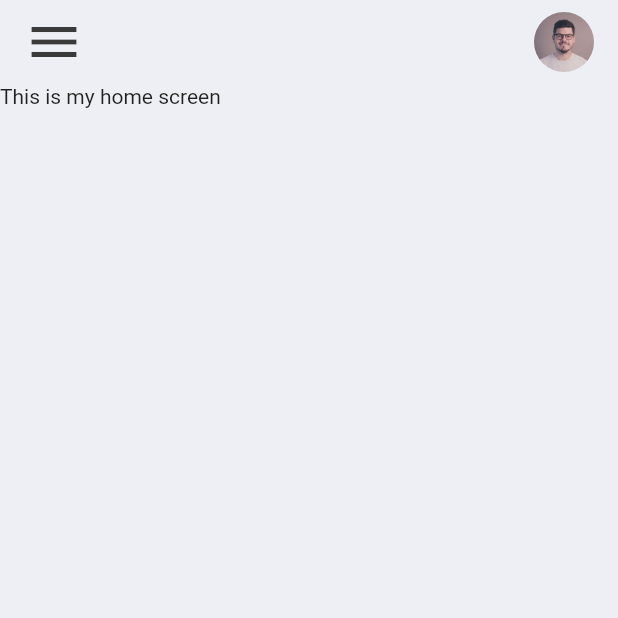
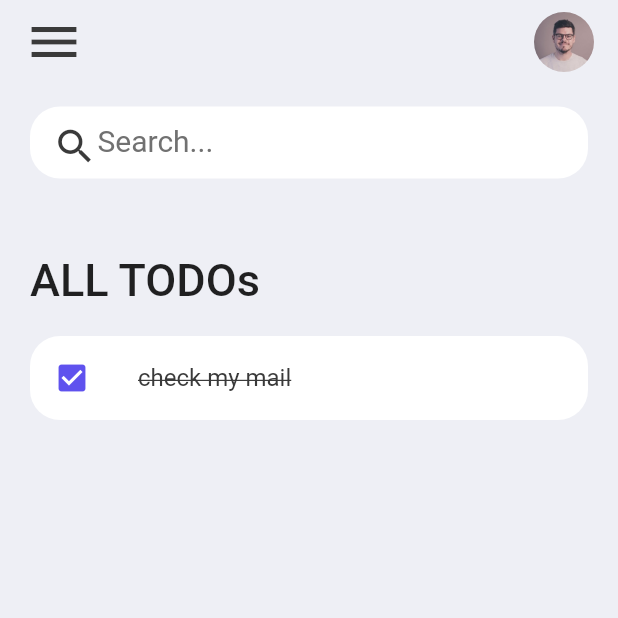
Before and after one commit to brightjonathan/Flutter_todoList, a Flutter app: the screen it shows after launch, on a phone screen of 412 x 824 dp, the top half of it. Run offline on Flutter 3.47's test engine with Material 2 defaults, Android fonts, the phone set to English and light mode, and no system bars.

Commit message:
added the search and the todo styling

```diff
--- /dev/null
+++ b/lib/List_items/todo_items.dart
@@ -0,0 +1,30 @@
+import 'dart:ui';
+
+import 'package:flutter/material.dart';
+import 'package:my_note/Constants/colours.dart';
+
+class Todo_items extends StatelessWidget {
+  const Todo_items({super.key});
+
+  @override
+  Widget build(BuildContext context) {
+    return Container(
+      child: ListTile(
+        onTap: () {},
+
+        shape: RoundedRectangleBorder(
+          borderRadius: BorderRadius.circular(20),
+        ),
+        tileColor: Colors.white,
+        leading: Icon(Icons.check_box, color: tdBlue),
+        title: Text('check my mail',
+        style: TextStyle(
+          fontSize: 16,
+          color: tdBlack,
+          decoration: TextDecoration.lineThrough,
+        )
+        ),
+      ),
+    );
+  }
+}
--- a/lib/Screen/home.dart
+++ b/lib/Screen/home.dart
@@ -1,9 +1,9 @@
 import 'package:flutter/material.dart';
-import 'package:my_note/Constants/colours.dart';
+import 'package:my_note/Constants/colours.dart'; //colour folder
+import '../List_items/todo_items.dart'; //todoitem folders
 
-
-class Home  extends StatelessWidget {
-  const Home ({super.key});
+class Home extends StatelessWidget {
+  const Home({super.key});
 
   @override
   Widget build(BuildContext context) {
@@ -15,7 +15,7 @@ class Home  extends StatelessWidget {
           title: Row(
             mainAxisAlignment: MainAxisAlignment.spaceBetween,
             children: [
-        Icon(
+              const Icon(
                 Icons.menu,
                 color: tdBlack,
                 size: 40,
@@ -25,14 +25,68 @@ class Home  extends StatelessWidget {
                 width: 40,
                 child: ClipRRect(
                     borderRadius: BorderRadius.circular(20),
-            child: Image.asset('assests/images/avatar.jpeg')
+                    child: Image.asset('assests/images/avatar.jpeg')),
+              )
+            ],
+          )
+          ),
+      body: Container(
+        padding: const EdgeInsets.symmetric(
+          horizontal: 20,
+          vertical: 15
+          ),
+        child: Column(children: [
+          //search box
+          searchBox(),
+
+          Expanded(
+            child: ListView(
+              children: [
+                Container(
+                  margin: const EdgeInsets.only(top: 50, bottom: 20),
+                  child: const  Text('ALL TODOs',
+                  style:  TextStyle(
+                  fontSize: 30,
+                  fontWeight:  FontWeight.w500
+                  ),
+                  ),
+                ),
+
+                //list items
+                Todo_items()
+              ],
             ),
           )
-        ],)
-      ),
-      body: Container(
-        child: Text('This is my home screen'),
+        ]),
       ),
     );
   }
 }
+
+
+
+//search box widget created
+Widget searchBox() {
+  return Container(
+    padding: const EdgeInsets.symmetric(horizontal: 15, ),
+    decoration: BoxDecoration(
+        color: Colors.white, borderRadius: BorderRadius.circular(20)),
+    child: const TextField(
+      decoration:  InputDecoration(
+        contentPadding:  EdgeInsets.all(0),
+        prefixIcon:   Icon(
+          Icons.search,
+          color: tdBlack,
+          size: 30,
+        ),
+        prefixIconConstraints:  BoxConstraints(
+          maxHeight: 25,
+          minHeight: 25
+          ),
+        border: InputBorder.none,
+        hintText: 'Search...',
+        hintStyle:  TextStyle(color: tdGrey, fontSize: 20),
+      ),
+    ),
+  );
+}
--- a/lib/main.dart
+++ b/lib/main.dart
@@ -13,6 +13,7 @@ class MyApp extends StatelessWidget {
 
   @override
   Widget build(BuildContext context) {
+
     SystemChrome.setSystemUIOverlayStyle(
       SystemUiOverlayStyle(statusBarColor:
       Colors.transparent )
--- a/pubspec.yaml
+++ b/pubspec.yaml
@@ -45,11 +45,6 @@ dev_dependencies:
   flutter_test:
     sdk: flutter
 
-
-    flutter_icons:
-  android: "launcher_icon"
-  ios: true
-  # image_path: "images/icon_luncher.png"
 
   # The "flutter_lints" package below contains a set of recommended lints to
   # encourage good coding practices. The lint set provided by the package is
```
Also changed, not shown: 1 other file. Lines whose indentation alone changed are shown as unchanged.
